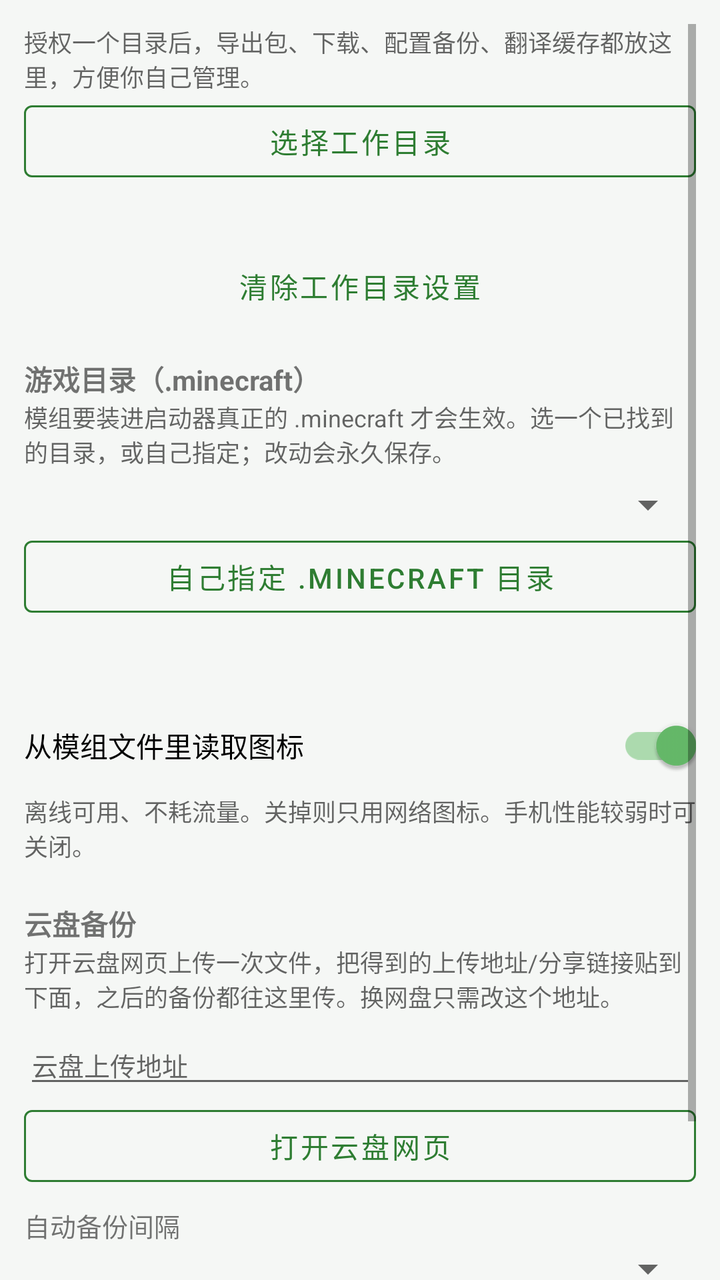
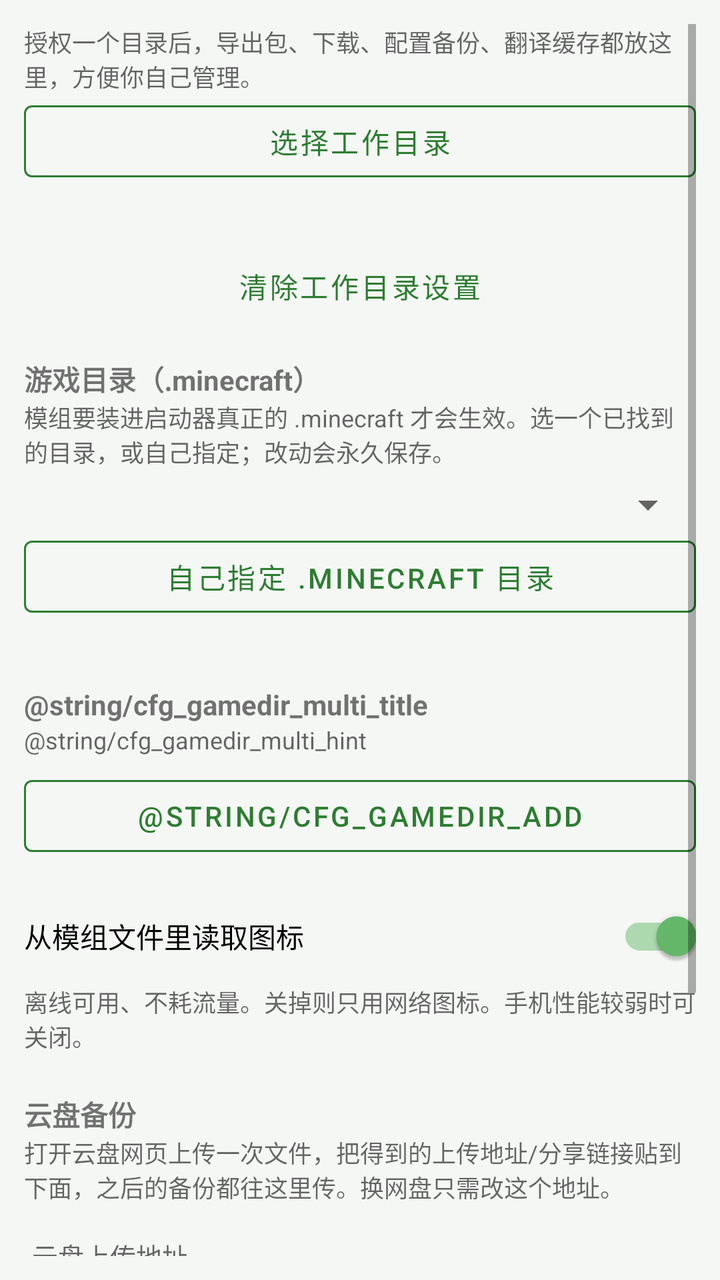

Before-and-after screenshots of an Android layout around one commit, followed by the original layout XML and the change that was made.
<!-- AndroidManifest.xml: application theme Theme.ModMigrator -->
<!-- res/layout/fragment_settings_storage.xml -->
<?xml version="1.0" encoding="utf-8"?>
<ScrollView xmlns:android="http://schemas.android.com/apk/res/android"
    android:layout_width="match_parent"
    android:layout_height="match_parent"
    android:padding="12dp">

    <LinearLayout
        android:layout_width="match_parent"
        android:layout_height="wrap_content"
        android:orientation="vertical">

        <TextView
            android:layout_width="match_parent"
            android:layout_height="wrap_content"
            android:text="@string/cfg_workdir_hint"
            android:textColor="@color/textSecondary"
            android:textSize="12sp" />

        <Button
            android:id="@+id/btnPickWork"
            style="@style/AppButtonOutlined"
            android:layout_width="match_parent"
            android:layout_height="wrap_content"
            android:text="@string/cfg_pick_workdir" />

        <TextView
            android:id="@+id/tvWork"
            android:layout_width="match_parent"
            android:layout_height="wrap_content"
            android:paddingBottom="8dp"
            android:textColor="@color/textSecondary"
            android:textSize="12sp" />

        <Button
            android:id="@+id/btnClearWork"
            style="@style/Widget.MaterialComponents.Button.TextButton"
            android:layout_width="match_parent"
            android:layout_height="wrap_content"
            android:text="@string/cfg_clear_workdir" />

        <TextView
            android:layout_width="match_parent"
            android:layout_height="wrap_content"
            android:layout_marginTop="12dp"
            android:text="@string/cfg_gamedir_title"
            android:textStyle="bold" />

        <TextView
            android:layout_width="match_parent"
            android:layout_height="wrap_content"
            android:paddingBottom="6dp"
            android:text="@string/cfg_gamedir_hint"
            android:textColor="@color/textSecondary"
            android:textSize="12sp" />

        <Spinner
            android:id="@+id/spGameDir"
            android:layout_width="match_parent"
            android:layout_height="wrap_content" />

        <Button
            android:id="@+id/btnPickGame"
            style="@style/AppButtonOutlined"
            android:layout_width="match_parent"
            android:layout_height="wrap_content"
            android:text="@string/cfg_gamedir_pick" />

        <TextView
            android:id="@+id/tvGameDir"
            android:layout_width="match_parent"
            android:layout_height="wrap_content"
            android:paddingBottom="8dp"
            android:textColor="@color/textSecondary"
            android:textSize="12sp" />

        <com.google.android.material.switchmaterial.SwitchMaterial
            android:id="@+id/swLocalIcon"
            android:layout_width="match_parent"
            android:layout_height="wrap_content"
            android:layout_marginTop="12dp"
            android:checked="true"
            android:text="@string/cfg_local_icon" />

        <TextView
            android:layout_width="match_parent"
            android:layout_height="wrap_content"
            android:paddingBottom="8dp"
            android:text="@string/cfg_local_icon_hint"
            android:textColor="@color/textSecondary"
            android:textSize="12sp" />

        <TextView
            android:layout_width="match_parent"
            android:layout_height="wrap_content"
            android:layout_marginTop="12dp"
            android:text="@string/cfg_backup_title"
            android:textStyle="bold" />

        <TextView
            android:layout_width="match_parent"
            android:layout_height="wrap_content"
            android:paddingBottom="6dp"
            android:text="@string/cfg_backup_hint"
            android:textColor="@color/textSecondary"
            android:textSize="12sp" />

        <EditText
            android:id="@+id/etCloudUrl"
            android:layout_width="match_parent"
            android:layout_height="wrap_content"
            android:hint="@string/cfg_cloud_url_hint"
            android:inputType="textUri"
            android:textSize="13sp" />

        <Button
            android:id="@+id/btnOpenCloud"
            style="@style/AppButtonOutlined"
            android:layout_width="match_parent"
            android:layout_height="wrap_content"
            android:text="@string/cfg_open_cloud" />

        <TextView
            android:layout_width="match_parent"
            android:layout_height="wrap_content"
            android:paddingTop="6dp"
            android:text="@string/cfg_backup_interval"
            android:textSize="13sp" />

        <Spinner
            android:id="@+id/spBackup"
            android:layout_width="match_parent"
            android:layout_height="wrap_content" />

        <Button
            android:id="@+id/btnBackupNow"
            style="@style/AppButtonOutlined"
            android:layout_width="match_parent"
            android:layout_height="wrap_content"
            android:text="@string/cfg_backup_now" />

        <TextView
            android:id="@+id/tvBackup"
            android:layout_width="match_parent"
            android:layout_height="wrap_content"
            android:paddingBottom="8dp"
            android:textColor="@color/textSecondary"
            android:textSize="12sp" />
    </LinearLayout>
</ScrollView>
<!-- resources referenced by this layout -->
<resources>
  <color name="textSecondary">#99000000</color>
  <string name="cfg_backup_hint">打开云盘网页上传一次文件，把得到的上传地址/分享链接贴到下面，之后的备份都往这里传。换网盘只需改这个地址。</string>
  <string name="cfg_backup_interval">自动备份间隔</string>
  <string name="cfg_backup_now">立即备份一次</string>
  <string name="cfg_backup_title">云盘备份</string>
  <string name="cfg_clear_workdir">清除工作目录设置</string>
  <string name="cfg_cloud_url_hint">云盘上传地址</string>
  <string name="cfg_gamedir_hint">模组要装进启动器真正的 .minecraft 才会生效。选一个已找到的目录，或自己指定；改动会永久保存。</string>
  <string name="cfg_gamedir_pick">自己指定 .minecraft 目录</string>
  <string name="cfg_gamedir_title">游戏目录（.minecraft）</string>
  <string name="cfg_local_icon">从模组文件里读取图标</string>
  <string name="cfg_local_icon_hint">离线可用、不耗流量。关掉则只用网络图标。手机性能较弱时可关闭。</string>
  <string name="cfg_open_cloud">打开云盘网页</string>
  <string name="cfg_pick_workdir">选择工作目录</string>
  <string name="cfg_workdir_hint">授权一个目录后，导出包、下载、配置备份、翻译缓存都放这里，方便你自己管理。</string>
  <style name="AppButtonOutlined" parent="Widget.MaterialComponents.Button.OutlinedButton">
          <item name="strokeColor">?attr/colorPrimary</item>
          <item name="android:textColor">?attr/colorPrimary</item>
          <item name="iconTint">?attr/colorPrimary</item>
          <item name="rippleColor">?attr/colorPrimary</item>
      </style>
  <style name="Theme.ModMigrator" parent="Theme.MaterialComponents.DayNight.NoActionBar">
          <item name="colorPrimary">@color/primary</item>
          <item name="colorPrimaryDark">@color/primaryDark</item>
          <item name="colorAccent">@color/accent</item>
          <item name="android:windowBackground">@color/bg</item>
          <item name="android:statusBarColor">@color/primaryDark</item>
          <item name="preferenceTheme">@style/PreferenceThemeOverlay</item>
          
          <item name="materialButtonStyle">@style/AppButton</item>
          
          <item name="materialButtonOutlinedStyle">@style/AppButtonOutlined</item>
      </style>
  <color name="primary">#FF2E7D32</color>
  <color name="primaryDark">#FF1B5E20</color>
  <color name="accent">#FF66BB6A</color>
  <color name="bg">#FFF5F7F5</color>
  <style name="AppButton" parent="Widget.MaterialComponents.Button">
          <item name="backgroundTint">?attr/colorPrimary</item>
          <item name="android:textColor">@android:color/white</item>
          <item name="rippleColor">?attr/colorPrimary</item>
      </style>
</resources>

<!-- the commit's change to res/layout/fragment_settings_storage.xml (unified diff, before → after) -->
@@ -73,6 +73,34 @@
             android:textColor="@color/textSecondary"
             android:textSize="12sp" />
 
+        <TextView
+            android:layout_width="match_parent"
+            android:layout_height="wrap_content"
+            android:layout_marginTop="6dp"
+            android:text="@string/cfg_gamedir_multi_title"
+            android:textStyle="bold" />
+
+        <TextView
+            android:layout_width="match_parent"
+            android:layout_height="wrap_content"
+            android:paddingBottom="6dp"
+            android:text="@string/cfg_gamedir_multi_hint"
+            android:textColor="@color/textSecondary"
+            android:textSize="12sp" />
+
+        <LinearLayout
+            android:id="@+id/llGameDirs"
+            android:layout_width="match_parent"
+            android:layout_height="wrap_content"
+            android:orientation="vertical" />
+
+        <Button
+            android:id="@+id/btnAddGameDir"
+            style="@style/AppButtonOutlined"
+            android:layout_width="match_parent"
+            android:layout_height="wrap_content"
+            android:text="@string/cfg_gamedir_add" />
+
         <com.google.android.material.switchmaterial.SwitchMaterial
             android:id="@+id/swLocalIcon"
             android:layout_width="match_parent"
